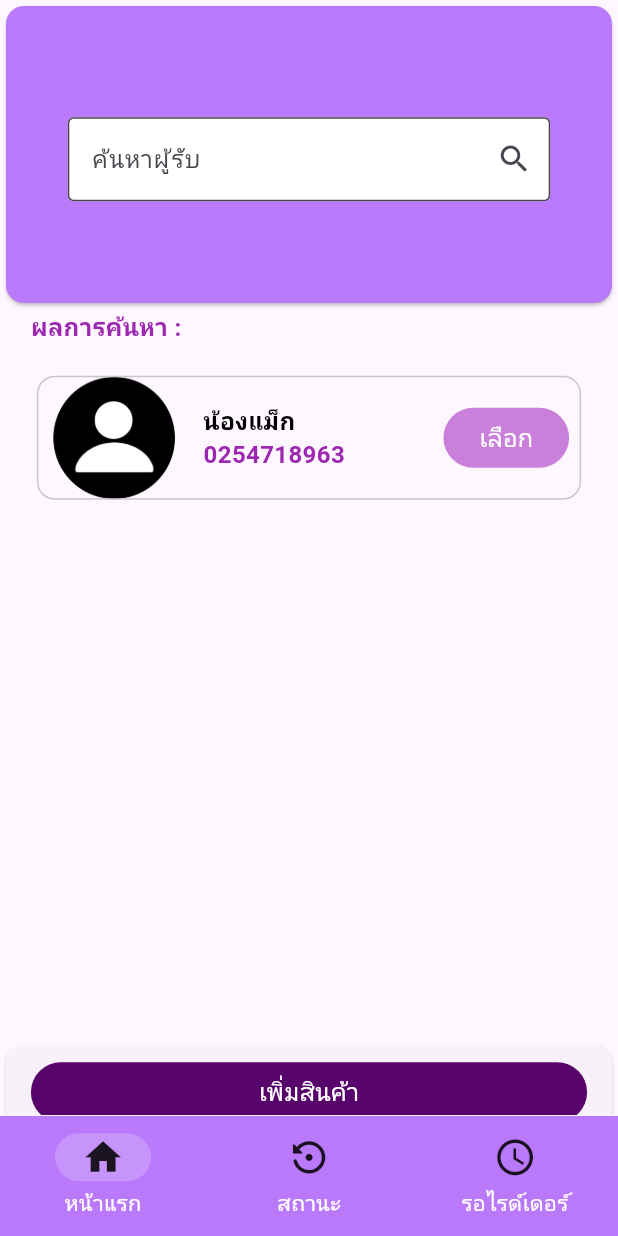
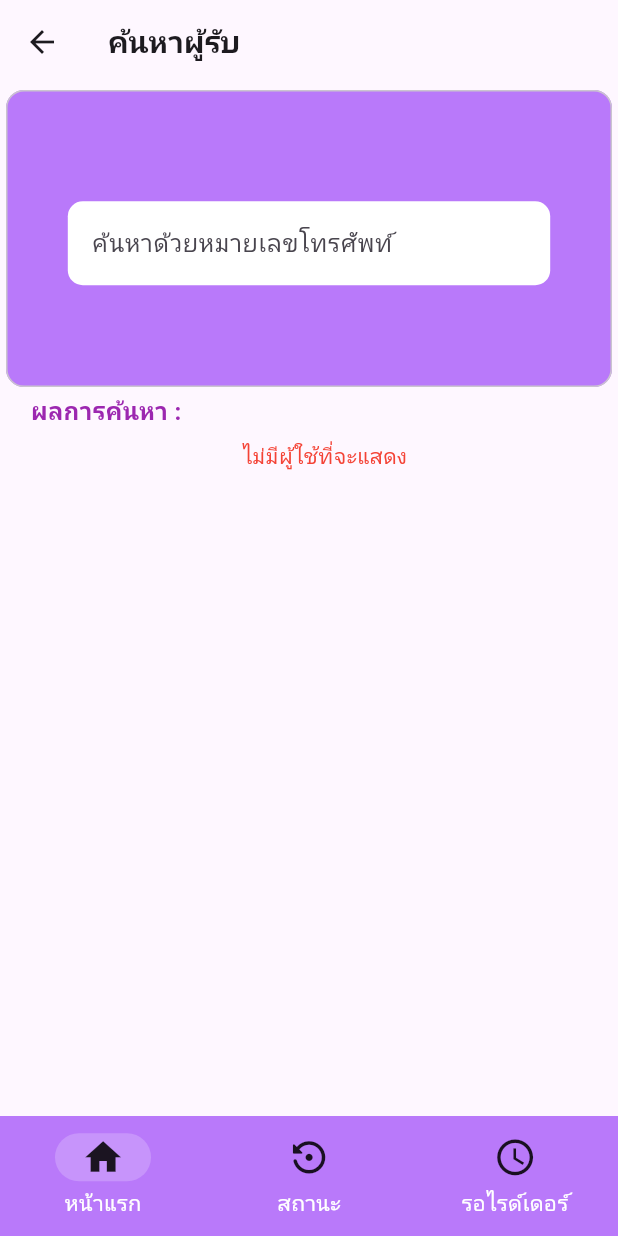
Before and after one commit to evenatthaphan/minopro_mobile_2, a Flutter app: the HomePageUser screen opened directly, after a tap on "ส่งสินค้า", on a phone screen of 412 x 824 dp. Run offline on Flutter 3.47's test engine with Material 3 defaults, Android fonts, the phone set to English and light mode, and no system bars; our stand-ins replace cloud_firestore, firebase_core, firebase_storage, flutter_map, geocoding, geolocator and 5 more; missing offline and left inert: flutter_map_marker_popup; accounts and stored records are empty; network calls fail.

Commit message:
eve  update

```diff
--- a/lib/page/user/HomepageUser.dart
+++ b/lib/page/user/HomepageUser.dart
@@ -1,8 +1,10 @@
 import 'dart:developer';
 import 'package:flutter/material.dart';
+import 'package:flutter_minipro2/config/shared/app_data.dart';
 import 'package:flutter_minipro2/page/user/profilepage.dart';
 import 'package:flutter_minipro2/page/user/receiver/HomePageRecive.dart';
 import 'package:flutter_minipro2/page/user/sender/HomePageSender.dart';
+import 'package:provider/provider.dart';
 
 class HomePageUser extends StatefulWidget {
   const HomePageUser({super.key});
@@ -13,11 +15,14 @@ class HomePageUser extends StatefulWidget {
 
 class _HomePageUserState extends State<HomePageUser> {
   var currentWidget;
+  late UserProfile user;
 
   @override
   void initState() {
     super.initState();
     currentWidget = const HomePageUser(); // Set default widget
+    user = context.read<AppData>().user;
+    log('UserProfile: ${user.toString()}');
   }
 
   @override
@@ -25,27 +30,53 @@ class _HomePageUserState extends State<HomePageUser> {
     final screenSize = MediaQuery.of(context).size;
 
     return Scaffold(
-      body: SingleChildScrollView(
-        child: Stack(
+      appBar: AppBar(
+          title: const Text(
+            'หน้าหลัก',
+            style: TextStyle(
+                fontSize: 20, fontWeight: FontWeight.bold),
+          ),
+          ),
+      body: Consumer<AppData>(builder: (context, appData, child) {
+        UserProfile user =
+            appData.user; // เข้าถึง UserProfile ที่เก็บไว้ใน AppData
+        return SingleChildScrollView(
+          child: Column(
             children: [
               SizedBox(
                 width: screenSize.width * 1,
-              height: screenSize.height * 0.25,
+                height: screenSize.height * 0.20,
                 child: Card(
                   color: Color.fromARGB(255, 247, 182, 254),
                   child: Column(
                     children: [
+                      Column(
+                        children: [
                           Padding(
-                      padding: EdgeInsets.only(top: screenSize.height * 0.07),
-                      child: const Text(
-                        "หน้าแรก",
-                        style: TextStyle(
-                            fontSize: 24,
-                            color: Colors.white,
-                            fontWeight: FontWeight.bold),
+                            padding:
+                                EdgeInsets.only(top: screenSize.height * 0.01),
+                            child: CircleAvatar(
+                              radius: 20,
+                              backgroundImage: NetworkImage(user.image),
                             ),
                           ),
-                    const Row(
+                          Padding(
+                            padding: EdgeInsets.only(
+                                top: screenSize.height * 0.01,
+                                left: screenSize.width * 0.05),
+                            child: Text(
+                              'Name : ${user.name}',
+                              style: const TextStyle(
+                                  fontSize: 18,
+                                  fontWeight: FontWeight.bold,
+                                  color: Color.fromARGB(255, 255, 255, 255)),
+                            ),
+                          ),
+                        ],
+                      ),
+                      Padding(
+                        padding: EdgeInsets.only(top: screenSize.height * 0.01),
+                        child: const Row(
                           mainAxisAlignment: MainAxisAlignment.center,
                           children: [
                             Text(
@@ -78,12 +109,17 @@ class _HomePageUserState extends State<HomePageUser> {
                             ),
                           ],
                         ),
+                      ),
+                      const Row(
+                        mainAxisAlignment: MainAxisAlignment.end,
+                        children: [],
+                      )
                     ],
                   ),
                 ),
               ),
               Padding(
-              padding: EdgeInsets.only(top: screenSize.height * 0.26),
+                padding: EdgeInsets.only(top: screenSize.height * 0.01),
                 child: Center(
                   child: Column(
                     children: [
@@ -154,11 +190,14 @@ class _HomePageUserState extends State<HomePageUser> {
               ),
             ],
           ),
-      ),
+        );
+      }),
       bottomNavigationBar: BottomNavigationBar(
         type: BottomNavigationBarType.fixed,
-        backgroundColor: const Color.fromARGB(255, 222, 125, 239), // Background color
-        selectedItemColor: const Color.fromARGB(255, 83, 23, 133), // Color for selected item
+        backgroundColor:
+            const Color.fromARGB(255, 222, 125, 239), // Background color
+        selectedItemColor:
+            const Color.fromARGB(255, 83, 23, 133), // Color for selected item
         unselectedItemColor: Colors.black, // Color for unselected items
         items: const [
           BottomNavigationBarItem(icon: Icon(Icons.home), label: 'หน้าแรก'),
--- a/lib/page/user/register_user.dart
+++ b/lib/page/user/register_user.dart
@@ -56,12 +56,11 @@ class _RegisterPageState extends State<RegisterPage> {
     final screenSize = MediaQuery.of(context).size;
     return Scaffold(
       appBar: AppBar(
-        // backgroundColor: const Color.fromARGB(255, 107, 41, 126),
-        // title: const Text(
-        //   'ลงทะเบียนผู้ใช้ทั่วไป',
-        //   style: TextStyle(
-        //       fontSize: 20, fontWeight: FontWeight.bold, color: Colors.white),
-        // ),
+        title: const Text(
+          'ลงทะเบียนผู้ใช้ทั่วไป',
+          style: TextStyle(
+              fontSize: 20, fontWeight: FontWeight.bold,),
+        ),
       ),
       backgroundColor: const Color.fromARGB(255, 255, 255, 255),
       body: SingleChildScrollView(
@@ -102,7 +101,7 @@ class _RegisterPageState extends State<RegisterPage> {
                               ),
                             ),
                             const Text(
-                              "ลงทะเบียนผู้ใช้ทั่วไป",
+                              "ลงทะเบียน",
                               style: TextStyle(
                                 fontSize: 20,
                                 color: Colors.white,
--- a/lib/page/user/sender/HomePageSender.dart
+++ b/lib/page/user/sender/HomePageSender.dart
@@ -1,4 +1,7 @@
+import 'dart:developer';
+import 'package:cloud_firestore/cloud_firestore.dart';
 import 'package:flutter/material.dart';
+import 'package:flutter_minipro2/page/model/response/getUser_res.dart';
 import 'package:flutter_minipro2/page/user/sender/insertProduct.dart';
 import 'package:flutter_minipro2/page/user/sender/navbar_sender.dart';
 
@@ -11,17 +14,44 @@ class HomePageSender extends StatefulWidget {
 
 class _HomePageSenderState extends State<HomePageSender> {
   int selectedItems = 0;
+  TextEditingController phoneNoCtl = TextEditingController();
+  List<GetUsersRes> users = []; // List to display
+  List<GetUsersRes> allUsers = []; // List to hold all users
+  String _userNoResultMessage = '';
+  late Future<void> loadData;
+
+  @override
+  void initState() {
+    super.initState();
+    loadData = getMember(); // Load all users initially
+  }
+
   @override
   Widget build(BuildContext context) {
     final screenSize = MediaQuery.of(context).size;
     return Scaffold(
-        body: SingleChildScrollView(
-          child: Stack(
+      appBar: AppBar(
+        title: const Text(
+          'ค้นหาผู้รับ',
+          style: TextStyle(
+            fontSize: 20,
+            fontWeight: FontWeight.bold,
+          ),
+        ),
+      ),
+      body: FutureBuilder<void>(
+        future: loadData,
+        builder: (context, snapshot) {
+          if (snapshot.connectionState != ConnectionState.done) {
+            return const Center(child: CircularProgressIndicator());
+          }
+          return SingleChildScrollView(
+            child: Column(
               children: [
                 SizedBox(
-                width: screenSize.width, // ขยายความกว้างของ Card
-                height: screenSize.height * 0.25, // ขยายความสูงของ Card
-                child: Card(
+                  width: screenSize.width,
+                  height: screenSize.height * 0.25,
+                  child: Card.outlined(
                     color: Color.fromARGB(255, 185, 121, 250),
                     child: Padding(
                       padding: EdgeInsets.only(
@@ -35,28 +65,18 @@ class _HomePageSenderState extends State<HomePageSender> {
                             top: screenSize.height * 0.02,
                           ),
                           child: TextField(
+                            controller: phoneNoCtl,
+                            onChanged: (value) {
+                              _searchUsers(value); // Search as user types
+                            },
+                            keyboardType: TextInputType.phone,
                             decoration: InputDecoration(
-                            filled: true, // Enables the fill color
-                            fillColor:
-                                Colors.white, // Sets the fill color to white
-                            hintText: 'ค้นหาผู้รับ', // Placeholder text
-                            border: const OutlineInputBorder(
-                              borderSide: BorderSide(width: 1),
-                            ),
-                            focusedBorder: const OutlineInputBorder(
-                              borderSide: BorderSide(
-                                  color: Color.fromRGBO(108, 3, 104, 1),
-                                  width: 2),
-                            ),
-                            suffixIcon: IconButton(
-                              icon: const Icon(
-                                Icons.search,
-                              ),
-                              onPressed: () {
-                                setState(() {
-                                  // Handle search logic
-                                });
-                              },
+                              hintText: 'ค้นหาด้วยหมายเลขโทรศัพท์',
+                              filled: true,
+                              fillColor: const Color.fromARGB(255, 255, 255, 255),
+                              border: OutlineInputBorder(
+                                borderRadius: BorderRadius.circular(10),
+                                borderSide: BorderSide.none,
                               ),
                             ),
                           ),
@@ -66,9 +86,7 @@ class _HomePageSenderState extends State<HomePageSender> {
                   ),
                 ),
                 Padding(
-                padding: EdgeInsets.only(
-                    top: screenSize.height * 0.25,
-                    left: screenSize.width * 0.05),
+                  padding: EdgeInsets.only(left: screenSize.width * 0.05),
                   child: Column(
                     children: [
                       const Row(
@@ -79,131 +97,121 @@ class _HomePageSenderState extends State<HomePageSender> {
                             style: TextStyle(
                               fontSize: 16,
                               fontWeight: FontWeight.bold,
-                              color: Colors.purple),
+                              color: Colors.purple,
+                            ),
                           ),
                         ],
+                      ),
+                      if (users.isEmpty) // Show message if no users found
+                        Padding(
+                          padding: const EdgeInsets.all(8.0),
+                          child: Text(
+                            _userNoResultMessage.isEmpty
+                                ? 'ไม่พบผู้ใช้ที่ค้นหา'
+                                : _userNoResultMessage,
+                            style: const TextStyle(color: Colors.red),
+                          ),
                         ),
                       Column(
                         children: [
                           SizedBox(
-                          width: screenSize.width, // ขยายความกว้างของ Card
-                          height: screenSize.height * 0.13,
-                          child: Padding(
-                            padding: EdgeInsets.only(
-                              right: screenSize.width * 0.05,
-                              top: screenSize.height * 0.02,
+                            width: screenSize.width,
+                            height: screenSize.height * 0.5,
+                            child: ListView.builder(
+                              itemCount: users.length,
+                              itemBuilder: (context, index) {
+                                final user = users[index];
+                                return Card.outlined(
+                                  margin: const EdgeInsets.symmetric(vertical: 8),
+                                  shape: RoundedRectangleBorder(
+                                    borderRadius: BorderRadius.circular(12),
                                   ),
-                            child: Card.outlined(
-                              child: Row(
-                                mainAxisAlignment:
-                                    MainAxisAlignment.spaceBetween,
-                                children: [
-                                  Row(
-                                    children: [
-                                      Image.asset(
-                                        'assets/images/profile.png',
-                                        width: screenSize.width * 0.25,
+                                  child: ListTile(
+                                    leading: CircleAvatar(
+                                      backgroundImage: user.image.isNotEmpty
+                                          ? NetworkImage(user.image)
+                                          : const AssetImage(
+                                                  'assets/images/profile.jpg')
+                                              as ImageProvider,
                                     ),
-                                      const Padding(
-                                        padding: EdgeInsets.all(8.0),
-                                        child: Column(
-                                          mainAxisAlignment:
-                                              MainAxisAlignment.center,
-                                          crossAxisAlignment:
-                                              CrossAxisAlignment.start,
-                                          children: [
-                                            Text(
-                                              'น้องแม็ก',
-                                              style: TextStyle(
-                                                  fontSize: 16,
-                                                  fontWeight: FontWeight.bold,
-                                                  color: Colors.black),
+                                    title: Text('Name: ${user.name}'),
+                                    subtitle: Text('Phone: ${user.phone}'),
+                                    trailing: Container(
+                                      decoration: BoxDecoration(
+                                        color: Colors.green[300],
+                                        borderRadius: BorderRadius.circular(12),
                                       ),
-                                            Text(
-                                              '0254718963',
-                                              style: TextStyle(
-                                                  fontSize: 16,
-                                                  fontWeight: FontWeight.bold,
-                                                  color: Colors.purple),
+                                      child: IconButton(
+                                        icon: const Icon(Icons.arrow_forward),
+                                        onPressed: () {
+                                          Navigator.push(
+                                            context,
+                                            MaterialPageRoute(
+                                              builder: (context) =>
+                                                  insertProductPage(id: user.id),
+                                            ),
+                                          );
+                                        },
+                                      ),
+                                    ),
+                                  ),
+                                );
+                              },
+                            ),
+                          ),
+                        ],
                       ),
                     ],
                   ),
                 ),
               ],
             ),
-                                  Padding(
-                                    padding: const EdgeInsets.all(8.0),
-                                    child: FilledButton(
-                                      onPressed: () {
-                                        selectedItems++;
+          );
         },
-                                      style: ButtonStyle(
-                                        backgroundColor:
-                                            WidgetStateProperty.all<Color>(
-                                                const Color.fromARGB(
-                                                    255, 202, 127, 218)),
-                                      ),
-                                      child: Text(
-                                        'เลือก',
-                                        style: TextStyle(
-                                            fontSize: screenSize.width * 0.04),
-                                      ),
-                                    ),
-                                  ),
-                                ],
-                              ),
-                            ),
-                          ),
-                        ),
-                      ],
-                    )
-                  ],
-                ),
-              ),
-              Padding(
-                padding: EdgeInsets.only(top: screenSize.height * 0.84),
-                child: Card(
-                  child: Padding(
-                    padding: const EdgeInsets.all(8.0),
-                    child: Row(
-                      mainAxisAlignment: MainAxisAlignment.center,
-                      children: [
-                        SizedBox(
-                          width: screenSize.width * 0.9,
-                          child: FilledButton(
-                            onPressed: insert,
-                            style: ButtonStyle(
-                              backgroundColor: WidgetStateProperty.all<Color>(
-                                  const Color.fromARGB(255, 88, 3, 107)),
-                            ),
-                            child: Text(
-                              'เพิ่มสินค้า',
-                              style:
-                                  TextStyle(fontSize: screenSize.width * 0.04),
-                            ),
-                          ),
-                        ),
-                      ],
-                    ),
-                  ),
-                ),
-              ),
-            ],
-          ),
       ),
       bottomNavigationBar: UserNavbarPage(
         selectedIndex: 0,
         onDestinationSelected: (value) {},
         screenSize: screenSize,
-        ));
-  }
-
-  void insert() {
-    Navigator.push(
-      context,
-      MaterialPageRoute(
-        builder: (context) => const insertProductPage(),
       ),
     );
   }
+
+  Future<void> getMember() async {
+    try {
+      // Fetch all users from Firestore where type is 'user'
+      QuerySnapshot querySnapshot = await FirebaseFirestore.instance
+          .collection('Users')
+          .where('type', isEqualTo: 'user')
+          .get();
+
+      // Convert Firestore documents to List<GetUsersRes>
+      allUsers = getUsersResFromQuerySnapshot(querySnapshot);
+
+      setState(() {
+        users = allUsers; // Initially show all users
+        _userNoResultMessage = users.isEmpty ? "ไม่มีผู้ใช้ที่จะแสดง" : '';
+      });
+    } catch (e) {
+      log('Error fetching users: $e');
     }
+  }
+
+  void _searchUsers(String query) {
+    if (query.isEmpty) {
+      // If search query is empty, show all users
+      setState(() {
+        users = allUsers;
+        _userNoResultMessage = users.isEmpty ? "ไม่มีผู้ใช้ที่จะแสดง" : '';
+      });
+    } else {
+      // Filter users based on phone number
+      setState(() {
+        users = allUsers
+            .where((user) => user.phone.contains(query))
+            .toList(); // Filter users by phone number
+        _userNoResultMessage = users.isEmpty ? "ไม่พบผู้ใช้ที่ค้นหา" : '';
+      });
+    }
+  }
+}
--- a/lib/page/user/sender/insertProduct.dart
+++ b/lib/page/user/sender/insertProduct.dart
@@ -1,15 +1,19 @@
 import 'package:flutter/material.dart';
+import 'package:flutter_minipro2/page/model/response/getUser_res.dart';
 import 'package:flutter_minipro2/page/user/sender/Senproduct.dart';
 import 'package:flutter_minipro2/page/user/sender/navbar_sender.dart';
 
 class insertProductPage extends StatefulWidget {
-  const insertProductPage({super.key});
+  final String id;
+  insertProductPage({super.key, required this.id});
 
   @override
   State<insertProductPage> createState() => _insertProductPageState();
 }
 
 class _insertProductPageState extends State<insertProductPage> {
+
+
   @override
   Widget build(BuildContext context) {
     final screenSize = MediaQuery.of(context).size;
@@ -238,4 +242,5 @@ class _insertProductPageState extends State<insertProductPage> {
       ),
     );
   }
+
 }
```
Lines whose indentation alone changed are shown as unchanged.
